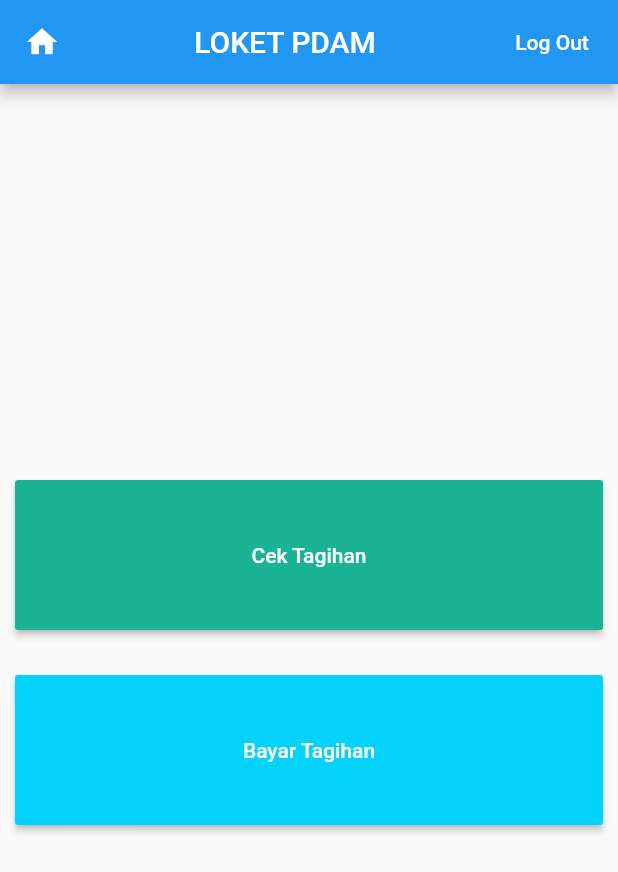
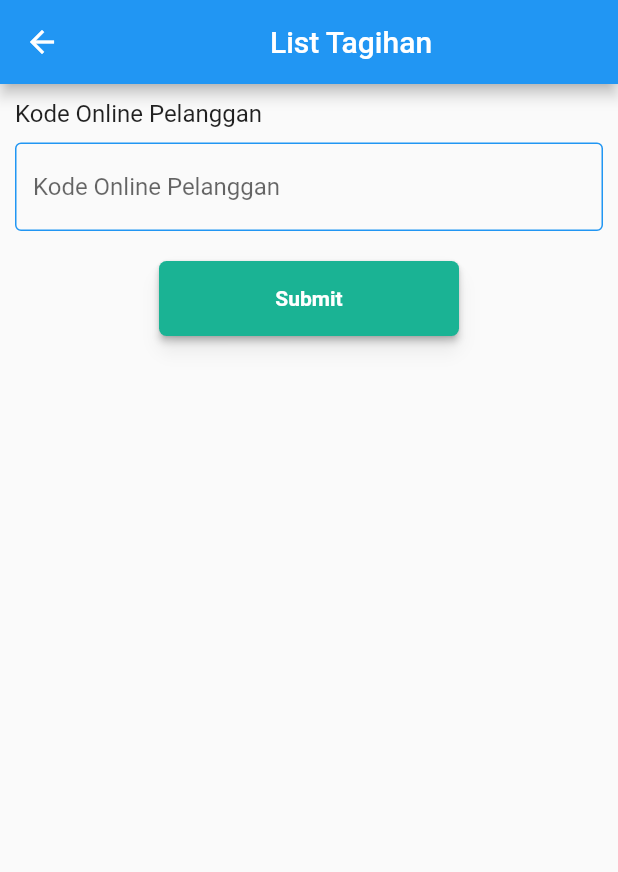
Before and after one commit to noprisigit/loket_pdam, a Flutter app: the Dashboard screen opened directly, after a tap on "Cek Tagihan", on a phone screen of 412 x 824 dp. Shown: the top 872 px of the screen. Run offline on Flutter 3.47's test engine with Material 2 defaults, Android fonts, the light colour scheme and no system bars; our stand-ins replace shared_preferences, toast; missing offline and left inert: blue_thermal_printer; accounts and stored records are empty; Roboto replaces fonts that are missing (Nunito).

Commit message:
configure dashboard.dart

```diff
--- a/lib/dashboard.dart
+++ b/lib/dashboard.dart
@@ -1,5 +1,6 @@
 import 'package:flutter/material.dart';
 import 'package:tp2/main.dart';
+import 'package:tp2/tagihan.dart';
 import 'utils/colors_utils.dart';
 import 'package:shared_preferences/shared_preferences.dart';
 import 'package:toast/toast.dart';
@@ -48,7 +49,9 @@ class _DashboardState extends State<Dashboard> {
               Padding(
                 padding: const EdgeInsets.only(left: 10.0, right: 10.0, top: 30),
                 child: MaterialButton(
-                  onPressed: () {},
+                  onPressed: () {
+                    Navigator.of(context).pushAndRemoveUntil(MaterialPageRoute(builder: (BuildContext context) => Tagihan(token: widget.datatoken)), (Route<dynamic> route) => false);
+                  },
                   child: Text(
                     'Cek Tagihan',
                     style: TextStyle(
--- /dev/null
+++ b/lib/tagihan.dart
@@ -0,0 +1,215 @@
+import 'package:flutter/material.dart';
+import 'package:tp2/dashboard.dart';
+import 'package:tp2/utils/colors_utils.dart';
+import 'package:http/http.dart' as http;
+import 'dart:async';
+import 'dart:convert';
+
+class Tagihan extends StatefulWidget {
+  Tagihan({Key key, this.token}) : super(key: key);
+
+  String token;
+  @override
+  _TagihanState createState() => _TagihanState();
+}
+
+class _TagihanState extends State<Tagihan> {
+
+  Map data;
+  List listData;
+
+  bool _loading = false;
+  bool _issetData = false;
+
+  Future getData(String value) async {
+
+    String url = "http://e-water.systems/adfin_pdam/public/api/v1/finance/tagihanAll/";
+    var response = await http.get(url + value, headers: {
+      'Accept' : 'application/json'
+    });
+    data = json.decode(response.body);
+    setState(() {
+      _issetData = true;
+      _loading = false;
+      listData = data['tagihan'];
+    });
+    print(listData.toList());
+  }
+
+  @override
+  Widget build(BuildContext context) {
+
+    TextEditingController _formTagihan = new TextEditingController();
+
+    final label = Padding(
+      padding: EdgeInsets.fromLTRB(10.0, 10.0, 10.0, 0),
+      child: Text(
+        "Kode Online Pelanggan",
+        style: TextStyle(
+          fontWeight: FontWeight.w400,
+          fontSize: 16.0
+        ),
+      )
+    );
+
+    final formTagihan = Padding(
+      padding: EdgeInsets.all(10.0),
+        child: TextField(
+        controller: _formTagihan,
+        keyboardType: TextInputType.number,
+        style: TextStyle(
+          fontSize: 16.0
+        ),
+        decoration: InputDecoration(
+          hintText: "Kode Online Pelanggan",
+          enabledBorder: OutlineInputBorder(borderSide: BorderSide(color: Colors.blue )),
+          focusedBorder: OutlineInputBorder(borderSide: BorderSide(color: HexColor('#1ab394')))
+        ),
+      )
+    );
+
+    final button = Center(
+      child: Padding(
+        padding: EdgeInsets.all(10.0),
+        child: Material(
+          borderRadius: BorderRadius.circular(10.0),
+          shadowColor: Colors.black38,
+          elevation: 5.0,
+          child: MaterialButton(
+            onPressed: () {
+              setState(() {
+                _loading = true;
+              });
+              getData(_formTagihan.text);
+            },
+            child: Text(
+              "Submit",
+              style: TextStyle(
+                color: Colors.white,
+                fontFamily: 'Nunito',
+                fontWeight: FontWeight.w700
+              ),
+            ),
+            minWidth: 200.0,
+            height: 50.0,
+            color: HexColor('#1ab394'),
+            shape: RoundedRectangleBorder(borderRadius: BorderRadius.circular(5.0)),
+          ),
+        )
+      )
+    );
+
+    final listPelangganNotFound = ListView(
+      children: <Widget>[
+        _loading ? Center(child: CircularProgressIndicator()) : Card(
+          child: Padding(
+            padding: EdgeInsets.all(10.0),
+            child: Center(
+              child: Text(
+                "Data Tagihan Tidak Ditemukan / Tagihan Sudah Dibayar",
+                style: TextStyle(
+                  fontSize: 14.0,
+                  fontWeight: FontWeight.w700
+                ),textAlign: TextAlign.center,
+              ),
+            ),
+          ),
+        )
+      ],
+      shrinkWrap: true
+    );
+
+    final listPelanggan = _issetData == false ? Text("") : Container(
+      child: Column(
+        crossAxisAlignment: CrossAxisAlignment.start,
+        children: <Widget>[
+          Padding(
+            padding: EdgeInsets.all(10.0),
+            child: Text("Nama Pelanggan : ${listData[0]['nama_pelanggan']}")
+          ),
+          Padding(
+            padding: EdgeInsets.all(5.0),
+            child: ListView.builder(
+              shrinkWrap: true,
+              itemCount: listData == null ? 0 : listData.length,
+              itemBuilder: (BuildContext context, int index) {
+                return Card(
+                  child: Padding(
+                    padding: EdgeInsets.fromLTRB(15.0, 15.0, 0, 15.0),
+                    child:Column(
+                      crossAxisAlignment: CrossAxisAlignment.start,
+                      children: <Widget>[
+                        Row(
+                          children: <Widget>[
+                            Text("Bulan / Tahun"),
+                            Text(" : "),
+                            Text("${listData[index]['bulan']} / ${listData[index]['tahun']}")
+                          ],
+                        ),
+                        Row(
+                          children: <Widget>[
+                            Text("Tarif Air           "),
+                            Text(" : "),
+                            Text("${listData[index]['tarif_air']}")
+                          ],
+                        ),
+                        Row(
+                          children: <Widget>[
+                            Text("Tarif Non Air   "),
+                            Text(" : "),
+                            Text("${listData[index]['tarif_nonair']}")
+                          ],
+                        ),
+                        Row(
+                          children: <Widget>[
+                            Text("Denda              "),
+                            Text(" : "),
+                            Text("${listData[index]['denda']}")
+                          ],
+                        ),
+                        Row(
+                          children: <Widget>[
+                            Text("Total Tagihan "),
+                            Text(" : "),
+                            Text("${listData[index]['total_tagihan']}")
+                          ],
+                        ),
+                        // Text("Bulan              : ${listData[index]['bulan']}"),
+                        // Text("Tahun             : ${listData[index]['tahun']}"),
+                        // Text("Tarif Air          : ${listData[index]['tarif_air']}"),
+                        // Text("Tarif Non Air   : ${listData[index]['tarif_air']}"),
+                        // Text("Denda              : ${listData[index]['tarif_air']}"),
+                        // Text("Total Tagihan : ${listData[index]['tarif_air']}"),
+                      ],
+                    )
+                  ),
+                );
+              }
+            ),
+          )
+        ],
+      ),
+    );
+
+    return Scaffold(
+      appBar: AppBar(
+        title: Center(child: Text("List Tagihan")),
+        leading: new IconButton(
+          icon: new Icon(Icons.arrow_back),
+          onPressed: () => Navigator.of(context).pushAndRemoveUntil(MaterialPageRoute(builder: (BuildContext context) => Dashboard() ), (Route<dynamic> route) => false)
+        ),
+      ),
+      body: Container(
+        child: ListView(
+          children: <Widget>[
+            label,
+            formTagihan,
+            button,
+            SizedBox(height: 10.0),
+            listPelanggan
+          ],
+        ),
+      ),
+    );
+  }
+}
```
